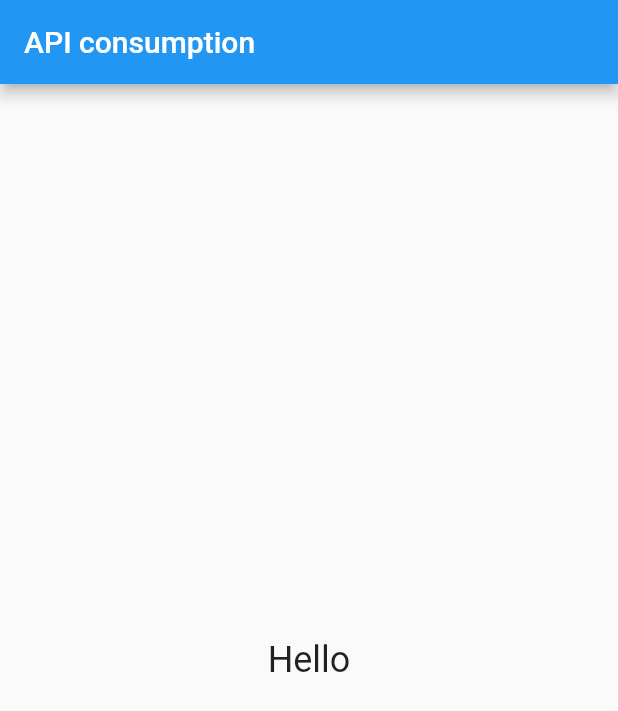
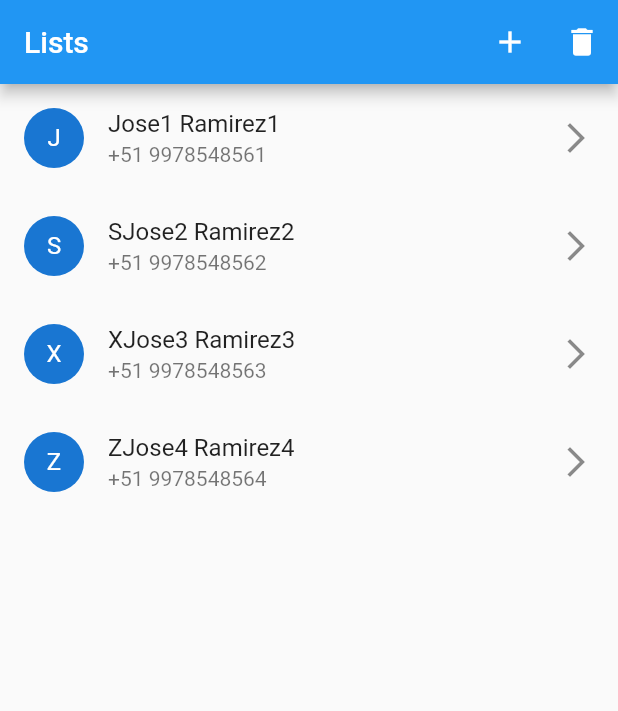
Before and after one commit to EdwinLopezz17/fluttercourse, a Flutter app: the screen it shows after launch, on a phone screen of 412 x 824 dp. Shown: the top 711 px of the screen. Run offline on Flutter 3.47's test engine with Material 2 defaults, Android fonts, the phone set to English and light mode, and no system bars.

Commit message:
mostrar listas

```diff
--- a/lib/main.dart
+++ b/lib/main.dart
@@ -22,12 +22,12 @@ class MyHomePageState extends StatefulWidget {
 
 class _MyHomePageState extends State<MyHomePageState> {
 
-  Empresa _facebook = new Empresa(
-    "Meta", "Mark", 45000
-  );
-  Empresa _google = new Empresa(
-      "Google", "Larry", 75020
-  );
+  List<Person> _persons = [
+    Person("Jose1", "Ramirez1", "+51 9978548561"),
+    Person("SJose2", "Ramirez2", "+51 9978548562"),
+    Person("XJose3", "Ramirez3", "+51 9978548563"),
+    Person("ZJose4", "Ramirez4", "+51 9978548564"),
+  ];
 
   @override
   void initState(){
@@ -36,26 +36,82 @@ class _MyHomePageState extends State<MyHomePageState> {
   @override
   Widget build(BuildContext context) {
     return Scaffold(
-      appBar: AppBar(
-        title: Text("API consumption"),
-      ),
-      body: Center(
-        child: Text("Hello",
-        style: TextStyle(fontSize: 24),),
+        appBar: AppBar(
+          title: Text("Lists"),
+          actions: [
+            IconButton(
+              icon: Icon(Icons.add),
+              onPressed: () {
+
+              },
+            ),
+            IconButton(
+              icon: Icon(Icons.delete),
+              onPressed: () {
+
+              },
+            ),
+          ],
+        ),
+      body: ListView.builder(
+        itemCount: _persons.length,
+        itemBuilder: (context, index){
+          return ListTile(
+            onTap: (){
+              deletePerson(context, _persons[index]);
+            },
+            title: Text(_persons[index].name+" "+_persons[index].lastName),
+            subtitle: Text(_persons[index].phone),
+            leading: CircleAvatar(
+              child: Text(_persons[index].name.substring(0,1)),
+            ),
+            trailing: Icon(Icons.arrow_forward_ios),
+          );
+        },
       )
     );
   }
 
+  deletePerson(context,Person person) {
+    showDialog(
+      context: context,
+      builder: (context) => AlertDialog(
+        title: Text("Delete contact"),
+        content: Text("Are you sure you want to delete this contact " + person.name + "?"),
+        actions: [
+          TextButton(
+            onPressed: () {
+              Navigator.pop(context);
+            },
+            child: Text("Cancel"),
+          ),
+
+          TextButton(
+            onPressed: () {
+              this._persons.remove(person);
+              Navigator.pop(context);
+              setState(() {
+
+              });
+            },
+            child: Text("Delete", style: TextStyle(color: Colors.red)),
+          ),
+        ],
+      ),
+    );
+  }
+
+
 }
 
-class Empresa{
+class Person{
   late String name;
-  late String owner;
-  late int rentYear;
+  late String lastName;
+  late String phone;
 
-  Empresa(String name, String owner, int rentYear){
+  Person(name, lastName, phone){
     this.name = name;
-    this.owner = owner;
-    this.rentYear = rentYear;
+    this.lastName = lastName;
+    this.phone = phone;
   }
 }
```
